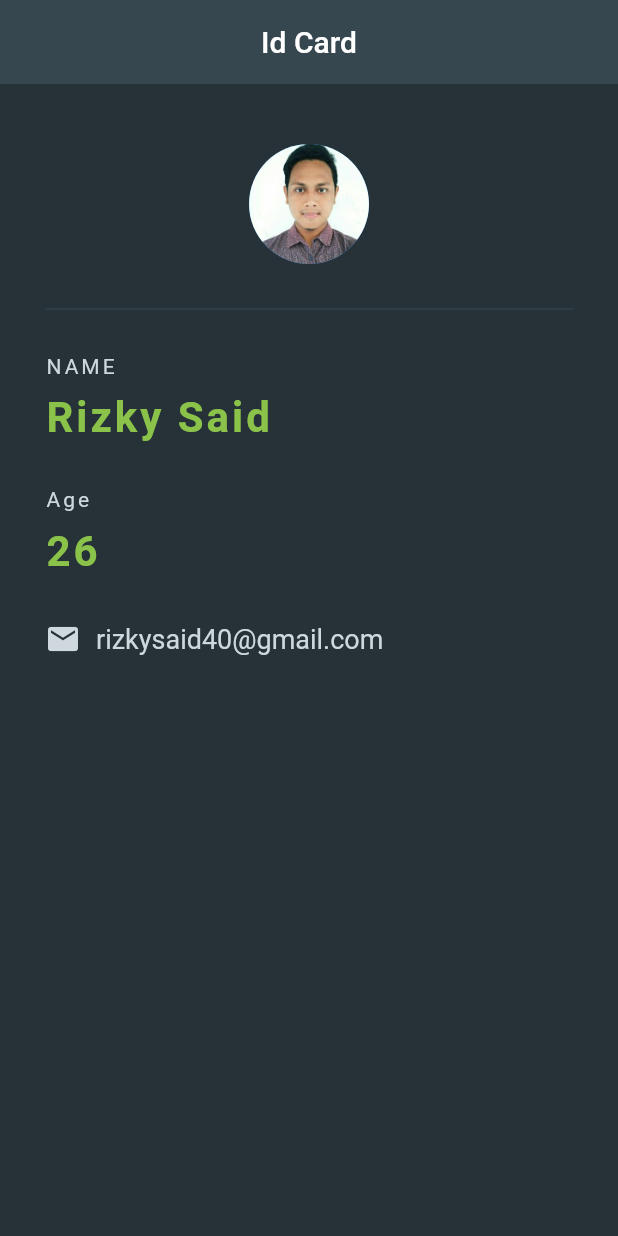
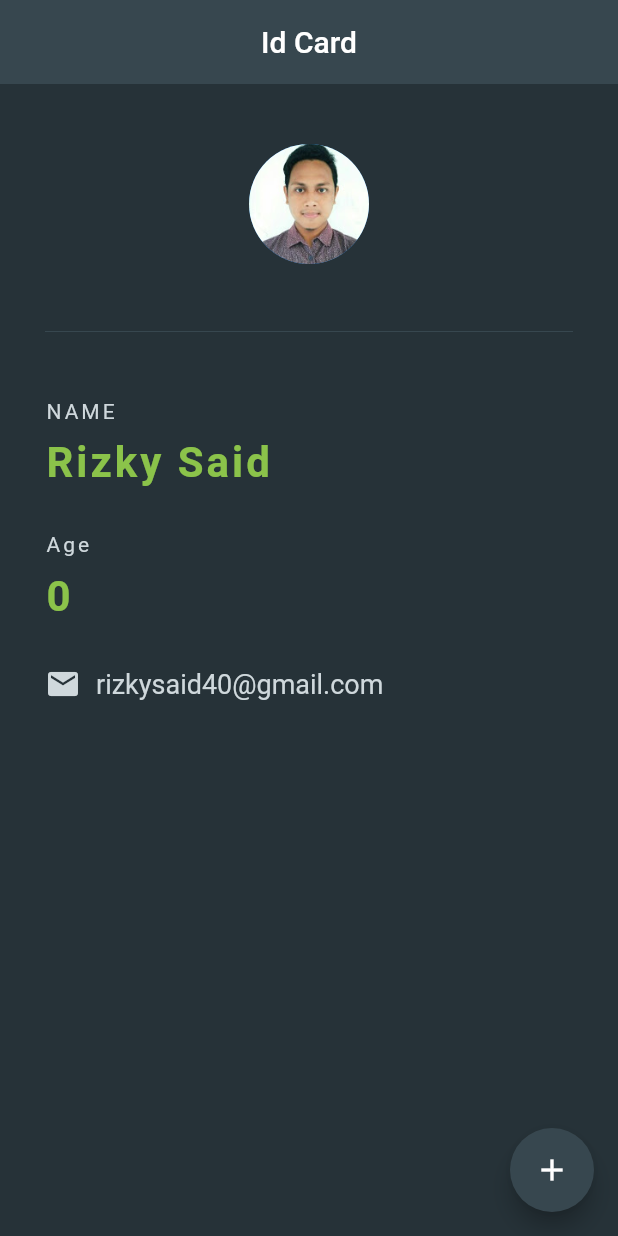
Before and after one commit to rizkysaid/simple_id_card, a Flutter app: the screen it shows after launch, on a phone screen of 412 x 824 dp. Run offline on Flutter 3.47's test engine with Material 2 defaults, Android fonts, the phone set to English and light mode, and no system bars.

Commit message:
FloatingButton Tap To Increase

```diff
--- a/lib/main.dart
+++ b/lib/main.dart
@@ -4,7 +4,14 @@ void main() => runApp(MaterialApp(
   home: IdCard(),
 ));
 
-class IdCard extends StatelessWidget {
+class IdCard extends StatefulWidget {
+  @override
+  _IdCardState createState() => _IdCardState();
+}
+
+class _IdCardState extends State<IdCard> {
+
+  int age = 0;
   @override
   Widget build(BuildContext context) {
     return Scaffold(
@@ -14,6 +21,15 @@ class IdCard extends StatelessWidget {
         centerTitle: true,
         backgroundColor: Colors.blueGrey[800],
         elevation: 0.0,
+      ),
+      floatingActionButton: FloatingActionButton(
+        onPressed: (){
+          setState(() {
+            age += 1;
+          });
+        },
+        child: Icon(Icons.add),
+        backgroundColor: Colors.blueGrey[800],
       ),
       body: Padding(
         padding: EdgeInsets.fromLTRB(30.0, 40.0, 30.0, 0.0),
@@ -27,7 +43,7 @@ class IdCard extends StatelessWidget {
               ),
             ),
             Divider(
-              height: 60.0,
+              height: 90.0,
               color: Colors.blueGrey[800],
             ),
             Text(
@@ -57,7 +73,7 @@ class IdCard extends StatelessWidget {
             ),
             SizedBox(height: 10.0),
             Text(
-              '26',
+              '$age',
               style: TextStyle(
                   color: Colors.lightGreen,
                   letterSpacing: 2.0,
```
